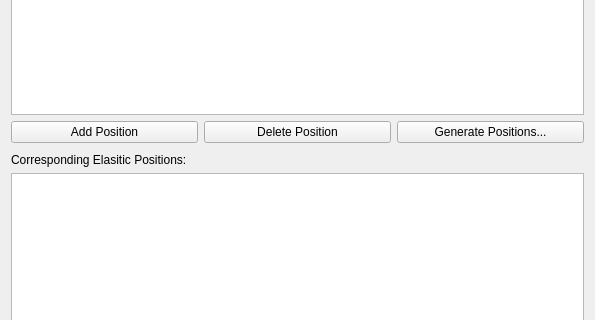
The window that core/ui/elastic.ui (jkrueger1/takin_ill) describes before a commit, drawn with Qt 5; both pictures show x 0 to 595 and y 156 to 476 of the 595 by 607 pixel window.
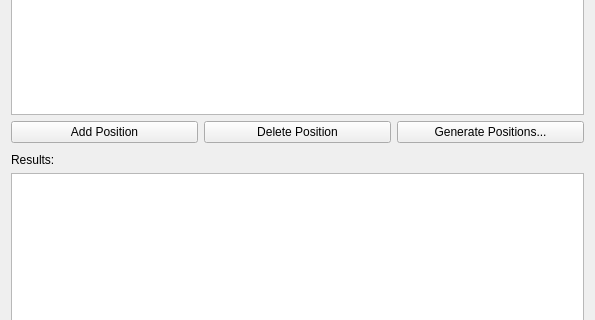
The same window after the commit.

Commit message: core: continued with elastic positions

The edit to the form file:
```diff
--- a/core/ui/elastic.ui
+++ b/core/ui/elastic.ui
@@ -112,7 +112,7 @@
    <item row="4" column="0" colspan="2">
     <widget class="QLabel" name="label_2">
      <property name="text">
-      <string>Corresponding Elasitic Positions:</string>
+      <string>Results:</string>
      </property>
     </widget>
    </item>
```
Left out of the diff: 3 changed lines with no effect on the pictures. The commit also changes 1 other file.
